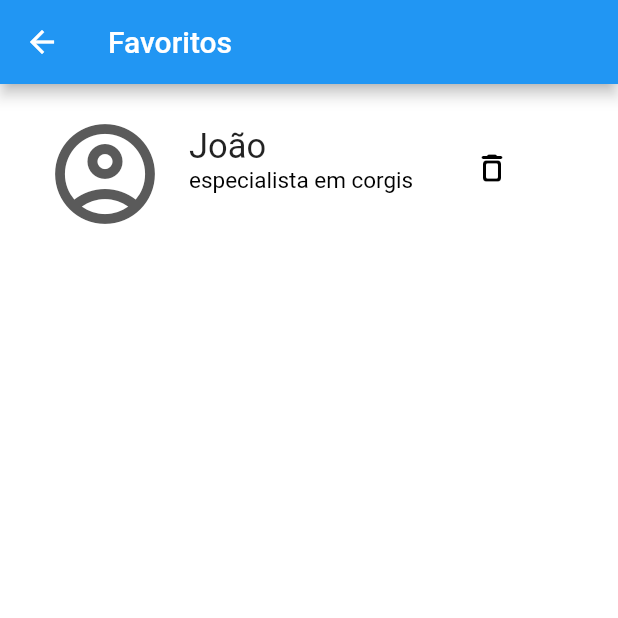
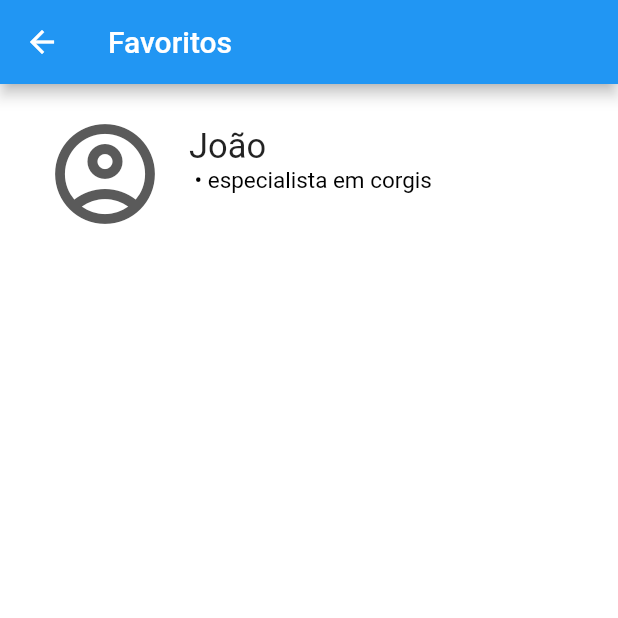
Before and after one commit to Ja1zinh0/app_medico, a Flutter app: the TelaFavoritos screen opened by its route, on a phone screen of 412 x 824 dp, the top half of it. Run offline on Flutter 3.47's test engine with Material 2 defaults, Android fonts, the light colour scheme and no system bars; our stand-ins replace font_awesome_flutter.

Commit message:
Ajuste no text especialização

```diff
--- a/lib/view/tela_favoritos.dart
+++ b/lib/view/tela_favoritos.dart
@@ -58,27 +58,15 @@ class _TelaFavoritosState extends State<TelaFavoritos> {
                         )
                       ),
                     subtitle: Text(
-                      lista[index].especializacao,
+                      ' • ${lista[index].especializacao}',
                       style: const TextStyle(
                         fontSize: 15,
                         color: Colors.black,
                       ),
                     ),
                     //Remover
-                    trailing: Container(
-                      padding: const EdgeInsets.only(right: 40, top: 16),
-                      child: IconButton(
-                        icon: const Icon(
-                          Icons.delete_outline_rounded,
-                          color: Colors.black,
-                        ),
-                        onPressed: () {
-                          setState() {
-                            lista.removeAt(index);
-                          }
-                        },
-                      ),
-                    )),
+
+                    ),
               ),
             ],
           );
```
